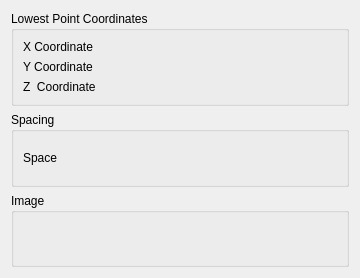
The window that src/Mod/WindLabPlugins/WindLabPlugin/Widgets/DlgHorizontalLocationDistribution.ui (LabRPS/LabRPS) describes before a commit, drawn with Qt 5.
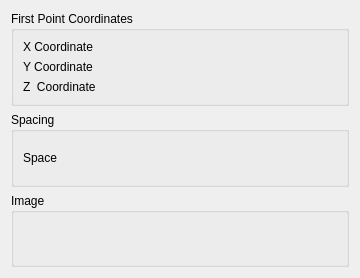
The same window after the commit. Custom widgets are drawn as their Qt base class.

```diff
--- a/src/Mod/WindLabPlugins/WindLabPlugin/Widgets/DlgHorizontalLocationDistribution.ui
+++ b/src/Mod/WindLabPlugins/WindLabPlugin/Widgets/DlgHorizontalLocationDistribution.ui
@@ -20,7 +20,7 @@
    <item row="0" column="0">
     <widget class="QGroupBox" name="GroupBox5_3">
      <property name="title">
-      <string>Lowest Point Coordinates</string>
+      <string>First Point Coordinates</string>
      </property>
      <layout class="QGridLayout" name="_3">
       <property name="leftMargin">
```
